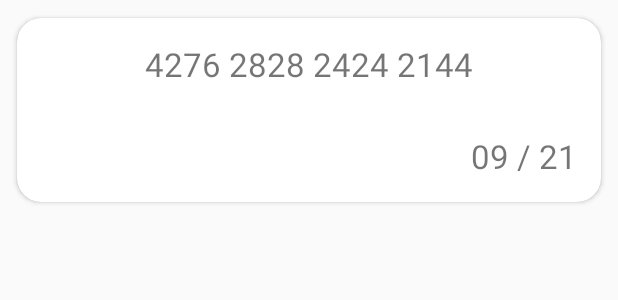
After one commit to Zanexess/Corobox_Android, an Android app: the layout card_item.xml on its own in the app's theme, with its tools: preview values and no code run, on a phone screen of 412 x 824 dp. The commit adds this screen. Shown: the top 300 px of the screen. Run offline under Robolectric (Android 15) with nearby library versions, the light colour scheme and no system bars.

Commit message:
Кредитные карты

```diff
--- a/app/src/main/java/me/labs/corobox/corobox/app/CoroboxApp.java
+++ b/app/src/main/java/me/labs/corobox/corobox/app/CoroboxApp.java
@@ -7,6 +7,7 @@ import com.jakewharton.picasso.OkHttp3Downloader;
 import com.squareup.picasso.Picasso;
 
 import io.fabric.sdk.android.Fabric;
+import io.realm.Realm;
 import me.labs.corobox.corobox.di.components.DaggerIApiComponent;
 import me.labs.corobox.corobox.di.components.DaggerICoroboxAppComponent;
 import me.labs.corobox.corobox.di.components.DaggerINetworkComponent;
@@ -48,6 +49,7 @@ public class CoroboxApp extends Application {
         Fabric.with(this, new Crashlytics());
 
         buildGraphAndInject();
+        Realm.init(getApplicationContext());
 
         try {
             Picasso picasso = new Picasso.Builder(getApplicationContext()).downloader(new OkHttp3Downloader(getApplicationContext(), 10 * 1024 * 1024)).build();
--- a/app/src/main/java/me/labs/corobox/corobox/presenter/main_screen/card_fragment/CardFragmentPresenter.java
+++ b/app/src/main/java/me/labs/corobox/corobox/presenter/main_screen/card_fragment/CardFragmentPresenter.java
@@ -19,4 +19,8 @@ public class CardFragmentPresenter implements ICardFragmentPresenter {
         CoroboxApp.get(activity).getApiComponent().inject(this);
     }
 
+    @Override
+    public void deleteCard(String uuid) {
+        view.deleteCard(uuid);
+    }
 }
--- a/app/src/main/java/me/labs/corobox/corobox/presenter/main_screen/card_fragment/ICardFragmentPresenter.java
+++ b/app/src/main/java/me/labs/corobox/corobox/presenter/main_screen/card_fragment/ICardFragmentPresenter.java
@@ -5,5 +5,5 @@ import me.labs.corobox.corobox.view.main_screen.address_fragment.IAddressFragmen
 import me.labs.corobox.corobox.view.main_screen.card_screen.ICardFragmentView;
 
 public interface ICardFragmentPresenter extends BaseFragmentPresenter<ICardFragmentView> {
-
+    void deleteCard(String uuid);
 }
--- a/app/src/main/java/me/labs/corobox/corobox/view/main_screen/card_screen/ICardFragmentView.java
+++ b/app/src/main/java/me/labs/corobox/corobox/view/main_screen/card_screen/ICardFragmentView.java
@@ -4,4 +4,5 @@ import android.app.Activity;
 
 public interface ICardFragmentView {
     Activity provideActivity();
+    void deleteCard(String uuid);
 }
--- /dev/null
+++ b/app/src/main/res/layout/card_item.xml
@@ -0,0 +1,40 @@
+<?xml version="1.0" encoding="utf-8"?>
+<LinearLayout xmlns:android="http://schemas.android.com/apk/res/android"
+    xmlns:app="http://schemas.android.com/apk/res-auto"
+    android:orientation="vertical"
+    android:layout_width="match_parent"
+    android:layout_height="wrap_content" android:padding="4dp">
+
+    <android.support.v7.widget.CardView
+        android:layout_width="match_parent"
+        android:layout_height="wrap_content"
+        app:cardCornerRadius="16dp"
+        app:cardUseCompatPadding="true">
+
+        <LinearLayout
+            android:layout_width="match_parent"
+            android:layout_height="wrap_content"
+            android:orientation="vertical">
+
+            <TextView
+                android:id="@+id/card_number"
+                android:layout_width="match_parent"
+                android:layout_height="wrap_content"
+                android:gravity="center"
+                android:padding="16dp"
+                android:text="4276 2828 2424 2144"
+                android:textSize="22sp" />
+
+            <TextView
+                android:id="@+id/date"
+                android:layout_width="match_parent"
+                android:layout_height="wrap_content"
+                android:gravity="right"
+                android:padding="16dp"
+                android:text="09 / 21"
+                android:textSize="22sp" />
+        </LinearLayout>
+
+
+    </android.support.v7.widget.CardView>
+</LinearLayout>
--- a/app/src/main/res/layout/fragment_terms.xml
+++ b/app/src/main/res/layout/fragment_terms.xml
@@ -1,7 +1,8 @@
 <?xml version="1.0" encoding="utf-8"?>
 <LinearLayout xmlns:android="http://schemas.android.com/apk/res/android"
     android:orientation="vertical" android:layout_width="match_parent"
-    android:padding="16dp"
+    android:paddingLeft="16dp"
+    android:paddingRight="16dp"
     android:layout_height="match_parent">
 
     <WebView
--- a/app/src/main/res/values/strings.xml
+++ b/app/src/main/res/values/strings.xml
@@ -19,4 +19,5 @@
     <string name="change_avatar">Сменить аватар</string>
     <string name="add_card_title">Добавление карты</string>
     <string name="add_address_title">Добавление адреса</string>
+    <string name="save_card">Сохранить карту</string>
 </resources>
--- a/build.gradle
+++ b/build.gradle
@@ -11,6 +11,7 @@ buildscript {
     dependencies {
         classpath 'com.android.tools.build:gradle:2.3.0'
         classpath "org.ajoberstar:gradle-git:1.6.0"
+        classpath "io.realm:realm-gradle-plugin:3.1.2"
         // NOTE: Do not place your application dependencies here; they belong
         // in the individual module build.gradle files
     }
```
Also changed, not shown: app/build.gradle (+6 -1 lines), app/src/main/java/me/labs/corobox/corobox/common/adapters/CardRealmAdapter.java (added, +70 -0 lines), app/src/main/java/me/labs/corobox/corobox/model/realm/CardModel.java (added, +65 -0 lines), app/src/main/java/me/labs/corobox/corobox/view/main_screen/card_screen/CardFragmentView.java (+84 -0 lines), app/src/main/res/layout/fragment_card.xml (+31 -4 lines).
